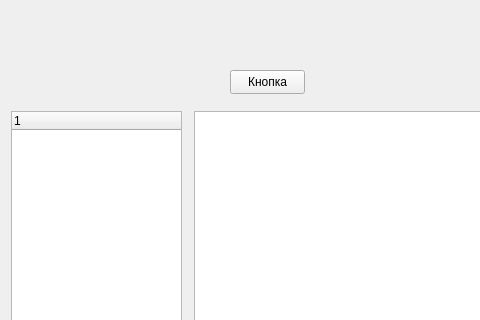
The window that include/MainWindow.ui (RA6AMO/newEdit) describes before a commit, drawn with Qt 5; both pictures show x 0 to 480 and y 0 to 320 of the 919 by 829 pixel window.
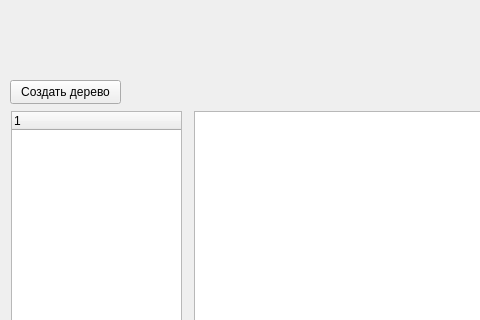
The same window after the commit.

The edit to the form file:
```diff
--- a/include/MainWindow.ui
+++ b/include/MainWindow.ui
@@ -42,14 +42,14 @@
    <widget class="QPushButton" name="pushButton">
     <property name="geometry">
      <rect>
-      <x>230</x>
-      <y>70</y>
-      <width>75</width>
+      <x>10</x>
+      <y>80</y>
+      <width>111</width>
       <height>24</height>
      </rect>
     </property>
     <property name="text">
-     <string>Кнопка</string>
+     <string>Создать дерево</string>
     </property>
    </widget>
   </widget>
```
Left out of the diff: 2 changed lines with no effect on the pictures.
